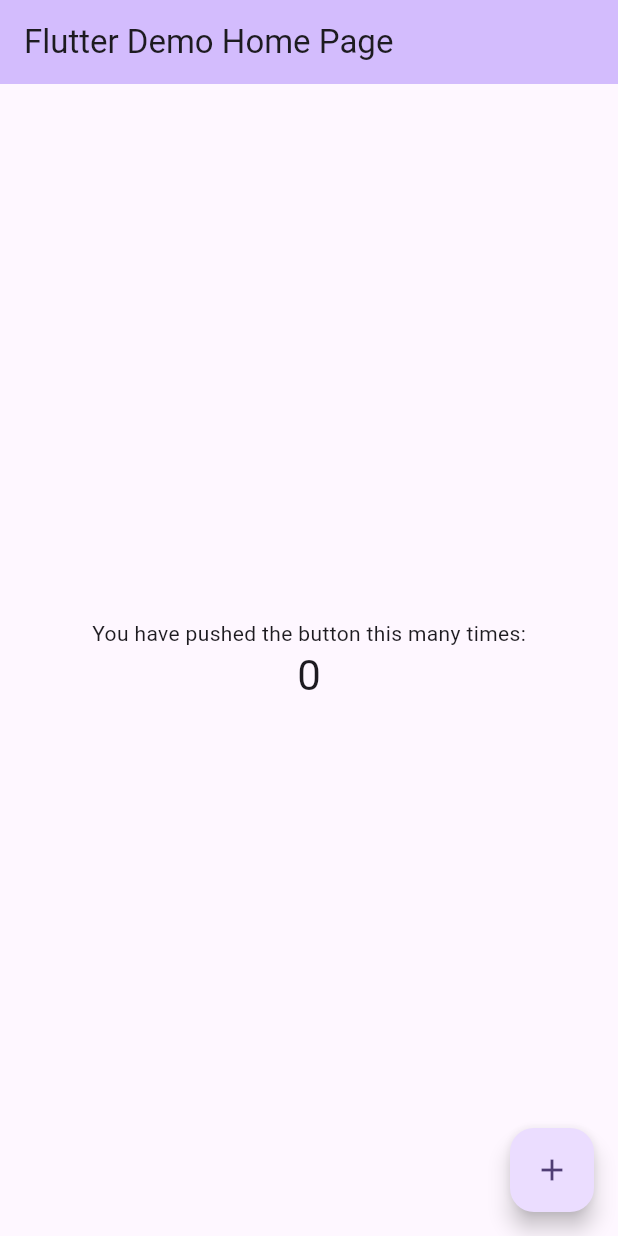
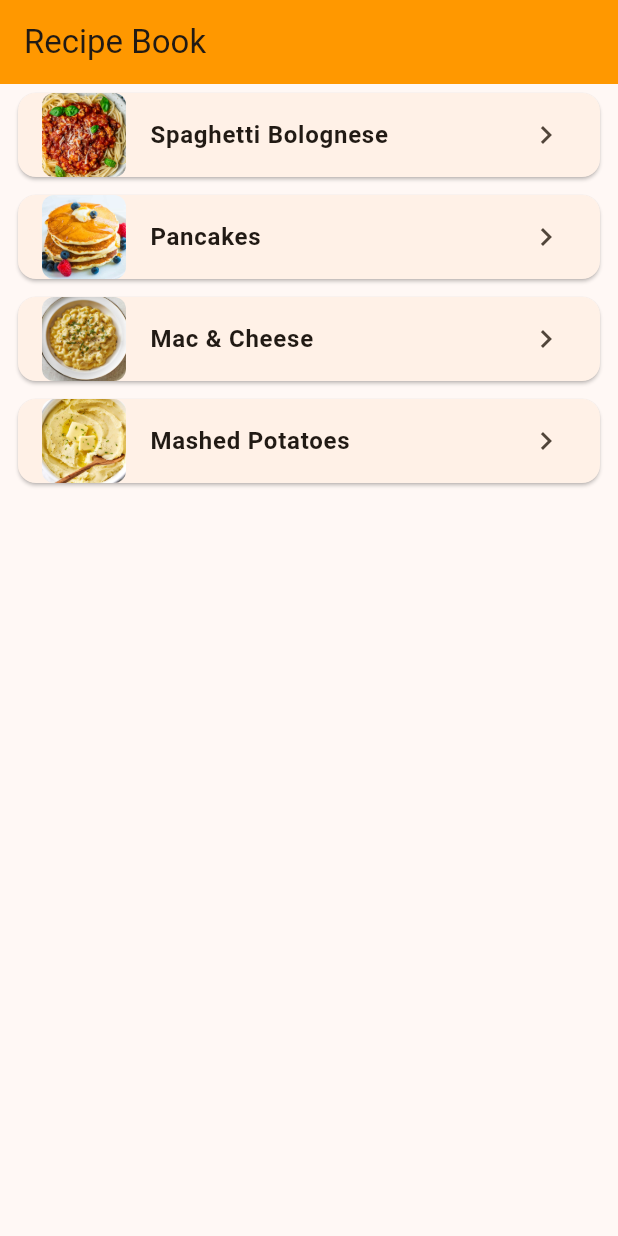
Before and after one commit to toomyt/recipe-book-app, a Flutter app: the screen it shows after launch, on a phone screen of 412 x 824 dp. Run offline on Flutter 3.47's test engine with Material 3 defaults, Android fonts, the phone set to English and light mode, and no system bars.

Commit message:
Build home screen and detail screen with navigation

```diff
--- a/lib/main.dart
+++ b/lib/main.dart
@@ -1,4 +1,5 @@
 import 'package:flutter/material.dart';
+import 'screens/home_screen.dart';
 
 void main() {
   runApp(const MyApp());
@@ -7,116 +8,16 @@ void main() {
 class MyApp extends StatelessWidget {
   const MyApp({super.key});
 
-  // This widget is the root of your application.
   @override
   Widget build(BuildContext context) {
     return MaterialApp(
-      title: 'Flutter Demo',
+      title: 'Recipe Book',
+      debugShowCheckedModeBanner: false,
       theme: ThemeData(
-        // This is the theme of your application.
-        //
-        // TRY THIS: Try running your application with "flutter run". You'll see
-        // the application has a purple toolbar. Then, without quitting the app,
-        // try changing the seedColor in the colorScheme below to Colors.green
-        // and then invoke "hot reload" (save your changes or press the "hot
-        // reload" button in a Flutter-supported IDE, or press "r" if you used
-        // the command line to start the app).
-        //
-        // Notice that the counter didn't reset back to zero; the application
-        // state is not lost during the reload. To reset the state, use hot
-        // restart instead.
-        //
-        // This works for code too, not just values: Most code changes can be
-        // tested with just a hot reload.
-        colorScheme: .fromSeed(seedColor: Colors.deepPurple),
+        colorScheme: ColorScheme.fromSeed(seedColor: Colors.orange),
+        useMaterial3: true,
       ),
-      home: const MyHomePage(title: 'Flutter Demo Home Page'),
+      home: const HomeScreen(),
     );
   }
 }
-
-class MyHomePage extends StatefulWidget {
-  const MyHomePage({super.key, required this.title});
-
-  // This widget is the home page of your application. It is stateful, meaning
-  // that it has a State object (defined below) that contains fields that affect
-  // how it looks.
-
-  // This class is the configuration for the state. It holds the values (in this
-  // case the title) provided by the parent (in this case the App widget) and
-  // used by the build method of the State. Fields in a Widget subclass are
-  // always marked "final".
-
-  final String title;
-
-  @override
-  State<MyHomePage> createState() => _MyHomePageState();
-}
-
-class _MyHomePageState extends State<MyHomePage> {
-  int _counter = 0;
-
-  void _incrementCounter() {
-    setState(() {
-      // This call to setState tells the Flutter framework that something has
-      // changed in this State, which causes it to rerun the build method below
-      // so that the display can reflect the updated values. If we changed
-      // _counter without calling setState(), then the build method would not be
-      // called again, and so nothing would appear to happen.
-      _counter++;
-    });
-  }
-
-  @override
-  Widget build(BuildContext context) {
-    // This method is rerun every time setState is called, for instance as done
-    // by the _incrementCounter method above.
-    //
-    // The Flutter framework has been optimized to make rerunning build methods
-    // fast, so that you can just rebuild anything that needs updating rather
-    // than having to individually change instances of widgets.
-    return Scaffold(
-      appBar: AppBar(
-        // TRY THIS: Try changing the color here to a specific color (to
-        // Colors.amber, perhaps?) and trigger a hot reload to see the AppBar
-        // change color while the other colors stay the same.
-        backgroundColor: Theme.of(context).colorScheme.inversePrimary,
-        // Here we take the value from the MyHomePage object that was created by
-        // the App.build method, and use it to set our appbar title.
-        title: Text(widget.title),
-      ),
-      body: Center(
-        // Center is a layout widget. It takes a single child and positions it
-        // in the middle of the parent.
-        child: Column(
-          // Column is also a layout widget. It takes a list of children and
-          // arranges them vertically. By default, it sizes itself to fit its
-          // children horizontally, and tries to be as tall as its parent.
-          //
-          // Column has various properties to control how it sizes itself and
-          // how it positions its children. Here we use mainAxisAlignment to
-          // center the children vertically; the main axis here is the vertical
-          // axis because Columns are vertical (the cross axis would be
-          // horizontal).
-          //
-          // TRY THIS: Invoke "debug painting" (choose the "Toggle Debug Paint"
-          // action in the IDE, or press "p" in the console), to see the
-          // wireframe for each widget.
-          mainAxisAlignment: .center,
-          children: [
-            const Text('You have pushed the button this many times:'),
-            Text(
-              '$_counter',
-              style: Theme.of(context).textTheme.headlineMedium,
-            ),
-          ],
-        ),
-      ),
-      floatingActionButton: FloatingActionButton(
-        onPressed: _incrementCounter,
-        tooltip: 'Increment',
-        child: const Icon(Icons.add),
-      ),
-    );
-  }
-}
--- a/lib/screens/home_screen.dart
+++ b/lib/screens/home_screen.dart
@@ -0,0 +1,52 @@
+import 'package:flutter/material.dart';
+import 'package:recipe_book_app/models/recipe.dart';
+import '../data/recipes_data.dart';
+import 'details_screen.dart';
+
+class HomeScreen extends StatelessWidget {
+  const HomeScreen({super.key});
+
+
+  @override
+  Widget build(BuildContext context) {
+    return Scaffold(
+      appBar: AppBar(
+        title: const Text('Recipe Book'),
+        backgroundColor: Colors.orange,
+      ),
+      body: ListView.builder(
+        itemCount: sampleRecipes.length,
+        itemBuilder: (context, index) {
+          final recipe = sampleRecipes[index];
+          return Card(
+            margin: const EdgeInsets.symmetric(horizontal: 12, vertical: 6),
+            child: ListTile(
+              leading: ClipRRect(
+                borderRadius: BorderRadius.circular(8),
+                child: Image.asset(
+                  recipe.imagePath,
+                  width: 56,
+                  height: 56,
+                  fit: BoxFit.cover,
+                ),
+              ),
+              title: Text(
+                recipe.name,
+                style: const TextStyle(fontWeight: FontWeight.bold),
+              ),
+              trailing: const Icon(Icons.chevron_right),
+              onTap: () {
+                Navigator.push(
+                  context,
+                  MaterialPageRoute(
+                    builder: (_) => DetailsScreen(recipe: recipe),
+                  ),
+                );
+              },
+            ),
+          );
+        },
+      ),
+    );
+  }
+}
```
Also changed, not shown: lib/screens/details_screen.dart (+79 -0 lines).
